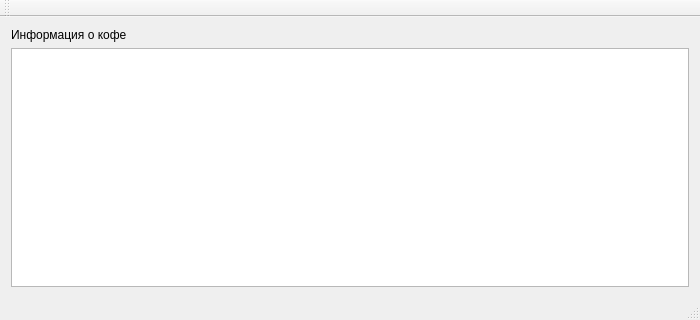
Before: the Qt Designer form main.ui in KirillCodeCreator/c, drawn with Qt 5.
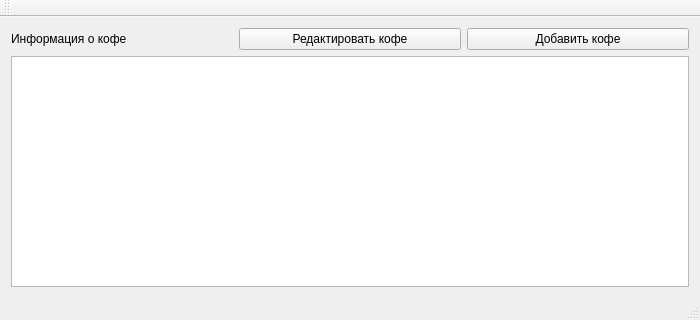
After: the same form once the commit is applied.

Commit message: Коммит с решением задачи Капучино

Patch:
```diff
--- a/main.ui
+++ b/main.ui
@@ -27,14 +27,7 @@
   </property>
   <widget class="QWidget" name="centralWidget">
    <layout class="QGridLayout" name="gridLayout">
-    <item row="0" column="0">
-     <widget class="QLabel" name="label">
-      <property name="text">
-       <string>Информация о кофе</string>
-      </property>
-     </widget>
-    </item>
-    <item row="1" column="0" colspan="2">
+    <item row="6" column="0" colspan="2">
      <widget class="QTableWidget" name="tableWidget">
       <property name="editTriggers">
        <set>QAbstractItemView::NoEditTriggers</set>
@@ -56,6 +49,31 @@
       </property>
      </widget>
     </item>
+    <item row="0" column="0" colspan="2">
+     <layout class="QHBoxLayout" name="horizontalLayout">
+      <item>
+       <widget class="QLabel" name="label">
+        <property name="text">
+         <string>Информация о кофе</string>
+        </property>
+       </widget>
+      </item>
+      <item>
+       <widget class="QPushButton" name="editInfoButton">
+        <property name="text">
+         <string>Редактировать кофе</string>
+        </property>
+       </widget>
+      </item>
+      <item>
+       <widget class="QPushButton" name="addInfoButton">
+        <property name="text">
+         <string>Добавить кофе</string>
+        </property>
+       </widget>
+      </item>
+     </layout>
+    </item>
    </layout>
   </widget>
   <widget class="QToolBar" name="mainToolBar">
```
Left out of the diff: 2 changed lines with no effect on the pictures. The commit also changes 2 other files.
